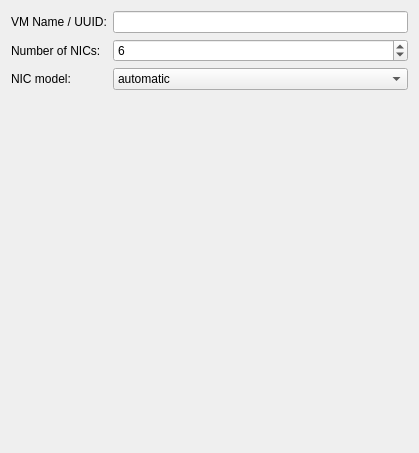
Before: the Qt Designer form src/GNS3/Ui/ConfigurationPages/Form_VirtualBoxPage.ui in GNS3/gns3-legacy, drawn with Qt 5.
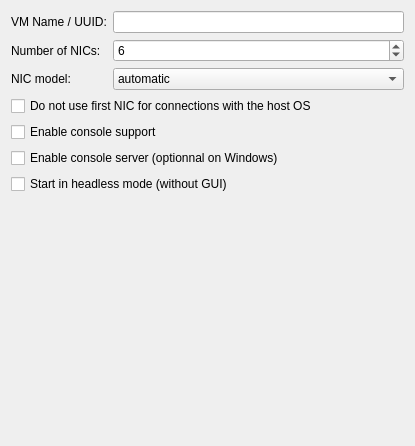
After: the same form once the commit is applied.

Diff of the .ui file:
```diff
--- a/src/GNS3/Ui/ConfigurationPages/Form_VirtualBoxPage.ui
+++ b/src/GNS3/Ui/ConfigurationPages/Form_VirtualBoxPage.ui
@@ -6,8 +6,8 @@
    <rect>
     <x>0</x>
     <y>0</y>
-    <width>419</width>
-    <height>453</height>
+    <width>415</width>
+    <height>446</height>
    </rect>
   </property>
   <property name="windowTitle">
@@ -105,7 +105,38 @@
      </item>
     </widget>
    </item>
-   <item row="3" column="1">
+   <item row="3" column="0" colspan="2">
+    <widget class="QCheckBox" name="checkBoxVBoxFirstInterfaceManaged">
+     <property name="text">
+      <string>Do not use first NIC for connections with the host OS</string>
+     </property>
+     <property name="checked">
+      <bool>false</bool>
+     </property>
+    </widget>
+   </item>
+   <item row="4" column="0" colspan="2">
+    <widget class="QCheckBox" name="checkBoxVboxConsoleSupport">
+     <property name="text">
+      <string>Enable console support</string>
+     </property>
+    </widget>
+   </item>
+   <item row="5" column="0" colspan="2">
+    <widget class="QCheckBox" name="checkBoxVboxConsoleServer">
+     <property name="text">
+      <string>Enable console server (optionnal on Windows)</string>
+     </property>
+    </widget>
+   </item>
+   <item row="6" column="0" colspan="2">
+    <widget class="QCheckBox" name="checkBoxVBoxHeadlessMode">
+     <property name="text">
+      <string>Start in headless mode (without GUI)</string>
+     </property>
+    </widget>
+   </item>
+   <item row="7" column="1">
     <spacer>
      <property name="orientation">
       <enum>Qt::Vertical</enum>
```
